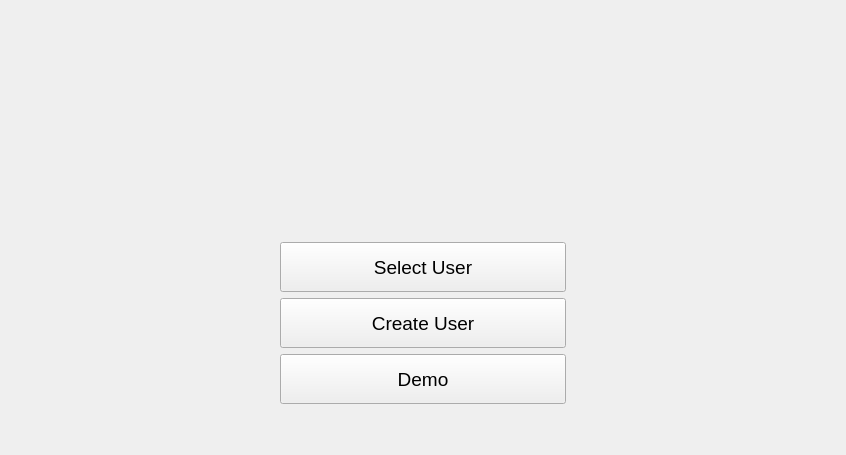
Qt form src/gui_pkg/include/gui_pkg/main_form.ui (cristianbass01/GUI_robotic_exoskeleton) before a commit.
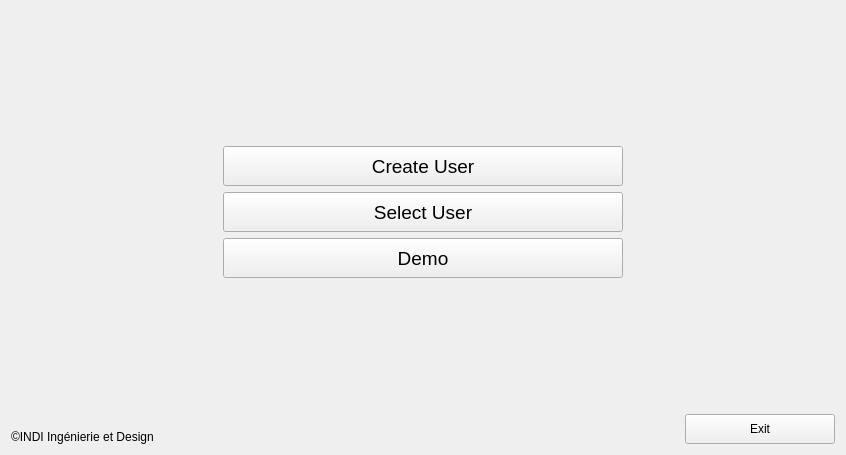
The same form after that commit. Icons and pictures are not drawn.

```diff
--- a/src/gui_pkg/include/gui_pkg/main_form.ui
+++ b/src/gui_pkg/include/gui_pkg/main_form.ui
@@ -17,28 +17,11 @@
    <iconset>
     <normaloff>../../../../../GUI_robotic_exoskeleton222/rc/exoskeleton_icon.png</normaloff>../../../../../GUI_robotic_exoskeleton222/rc/exoskeleton_icon.png</iconset>
   </property>
-  <layout class="QHBoxLayout" name="horizontalLayout">
+  <layout class="QHBoxLayout" name="horizontalLayout_4">
    <item>
-    <spacer name="horizontalSpacer">
-     <property name="orientation">
-      <enum>Qt::Horizontal</enum>
-     </property>
-     <property name="sizeType">
-      <enum>QSizePolicy::Preferred</enum>
-     </property>
-     <property name="sizeHint" stdset="0">
-      <size>
-       <width>269</width>
-       <height>20</height>
-      </size>
-     </property>
-    </spacer>
-   </item>
+    <layout class="QHBoxLayout" name="horizontalLayout_2">
    <item>
     <layout class="QVBoxLayout" name="verticalLayout">
-     <property name="sizeConstraint">
-      <enum>QLayout::SetDefaultConstraint</enum>
-     </property>
      <item>
       <spacer name="verticalSpacer">
        <property name="orientation">
@@ -76,35 +59,31 @@
        <property name="sizeHint" stdset="0">
         <size>
          <width>20</width>
-         <height>40</height>
+           <height>75</height>
         </size>
        </property>
       </spacer>
      </item>
      <item>
-      <widget class="QPushButton" name="BT_selectUser">
-       <property name="minimumSize">
-        <size>
-         <width>100</width>
-         <height>40</height>
-        </size>
-       </property>
-       <property name="maximumSize">
+        <layout class="QHBoxLayout" name="horizontalLayout_5">
+         <item>
+          <spacer name="horizontalSpacer_2">
+           <property name="orientation">
+            <enum>Qt::Horizontal</enum>
+           </property>
+           <property name="sizeType">
+            <enum>QSizePolicy::Preferred</enum>
+           </property>
+           <property name="sizeHint" stdset="0">
         <size>
-         <width>400</width>
-         <height>50</height>
-        </size>
-       </property>
-       <property name="font">
-        <font>
-         <pointsize>14</pointsize>
-        </font>
-       </property>
-       <property name="text">
-        <string>Select User</string>
-       </property>
-      </widget>
-     </item>
+             <width>40</width>
+             <height>20</height>
+            </size>
+           </property>
+          </spacer>
+         </item>
+         <item>
+          <layout class="QVBoxLayout" name="verticalLayout_4">
      <item>
       <widget class="QPushButton" name="BT_createUser">
        <property name="enabled">
@@ -138,6 +117,30 @@
        </property>
       </widget>
      </item>
+           <item>
+            <widget class="QPushButton" name="BT_selectUser">
+             <property name="minimumSize">
+              <size>
+               <width>100</width>
+               <height>40</height>
+              </size>
+             </property>
+             <property name="maximumSize">
+              <size>
+               <width>400</width>
+               <height>50</height>
+              </size>
+             </property>
+             <property name="font">
+              <font>
+               <pointsize>14</pointsize>
+              </font>
+             </property>
+             <property name="text">
+              <string>Select User</string>
+             </property>
+            </widget>
+           </item>
      <item>
       <widget class="QPushButton" name="BT_demo">
        <property name="minimumSize">
@@ -162,13 +165,33 @@
        </property>
       </widget>
      </item>
+          </layout>
+         </item>
+         <item>
+          <spacer name="horizontalSpacer">
+           <property name="orientation">
+            <enum>Qt::Horizontal</enum>
+           </property>
+           <property name="sizeType">
+            <enum>QSizePolicy::Preferred</enum>
+           </property>
+           <property name="sizeHint" stdset="0">
+            <size>
+             <width>40</width>
+             <height>20</height>
+            </size>
+           </property>
+          </spacer>
+         </item>
+        </layout>
+       </item>
      <item>
       <spacer name="verticalSpacer_2">
        <property name="orientation">
         <enum>Qt::Vertical</enum>
        </property>
        <property name="sizeType">
-        <enum>QSizePolicy::Preferred</enum>
+          <enum>QSizePolicy::Expanding</enum>
        </property>
        <property name="sizeHint" stdset="0">
         <size>
@@ -178,25 +201,51 @@
        </property>
       </spacer>
      </item>
-    </layout>
+       <item>
+        <layout class="QHBoxLayout" name="horizontalLayout">
+         <item>
+          <widget class="QLabel" name="label_3">
+           <property name="text">
+            <string>©INDI Ingénierie et Design</string>
+           </property>
+           <property name="alignment">
+            <set>Qt::AlignBottom|Qt::AlignLeading|Qt::AlignLeft</set>
+           </property>
+          </widget>
    </item>
    <item>
-    <spacer name="horizontalSpacer_2">
+          <spacer name="horizontalSpacer_4">
      <property name="orientation">
       <enum>Qt::Horizontal</enum>
      </property>
-     <property name="sizeType">
-      <enum>QSizePolicy::Preferred</enum>
-     </property>
      <property name="sizeHint" stdset="0">
       <size>
-       <width>269</width>
-       <height>20</height>
+             <width>225</width>
+             <height>17</height>
       </size>
      </property>
     </spacer>
    </item>
-  </layout>
+         <item>
+          <widget class="QPushButton" name="finishButton">
+           <property name="minimumSize">
+            <size>
+             <width>150</width>
+             <height>30</height>
+            </size>
+           </property>
+           <property name="text">
+            <string>Exit</string>
+           </property>
+          </widget>
+         </item>
+        </layout>
+       </item>
+      </layout>
+     </item>
+    </layout>
+   </item>
+  </layout>
  </widget>
  <resources>
   <include location="../../rc/resource.qrc"/>
```
Left out of the diff: 4 changed lines with no effect on the pictures. Lines whose indentation alone changed are shown as unchanged.
